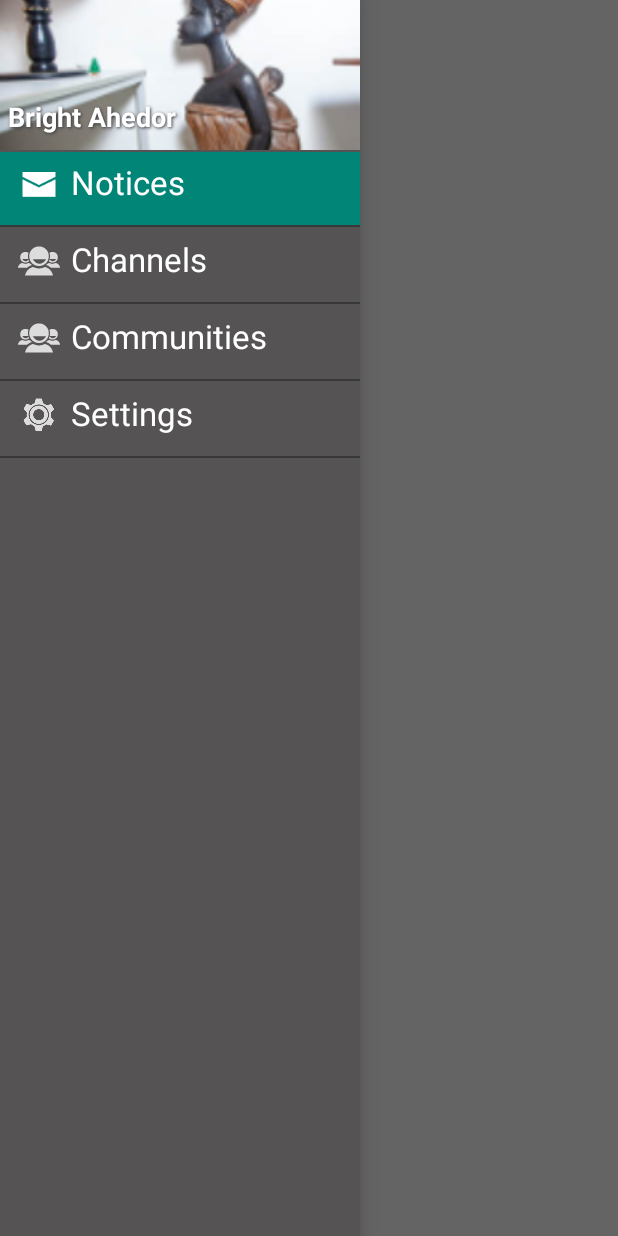
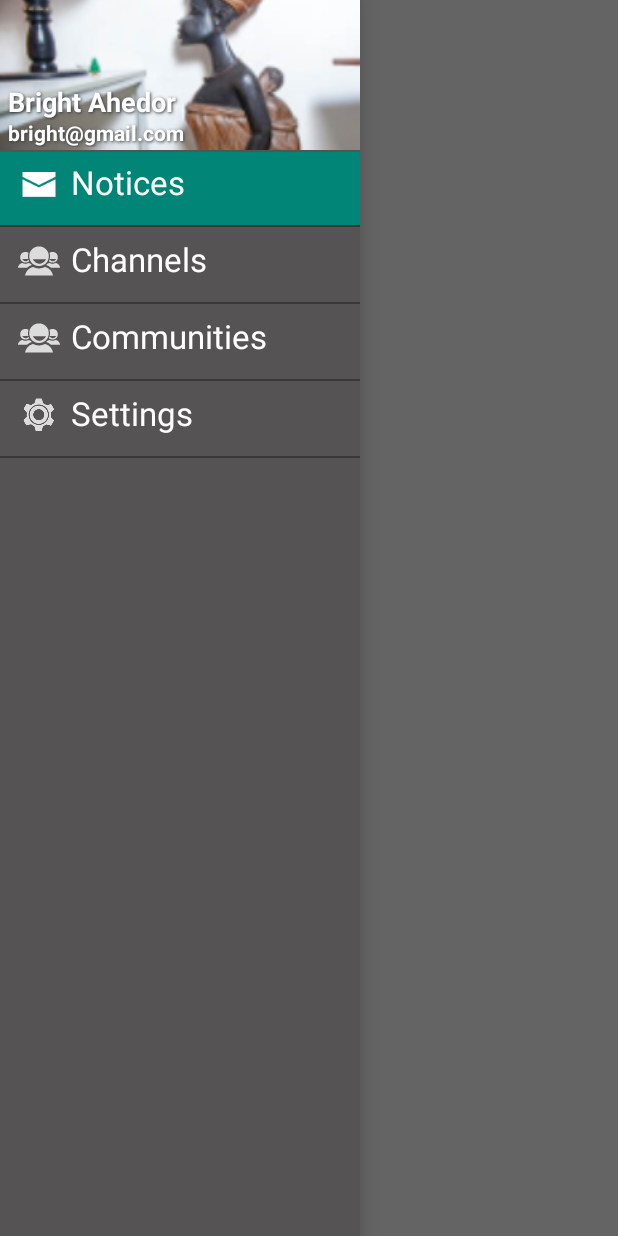
Before and after one commit to jessejohnson/flippy, an Android app: the CommunityCenterActivity screen opened directly, with no data from a screen before it, with the side drawer open, on a phone screen of 412 x 824 dp. Run offline under Robolectric (Android 15) with nearby library versions, the phone set to English and light mode, and no system bars; 7 statements that could not run were skipped.

```diff
--- a/Flippy/app/src/main/java/com/jojo/flippy/adapter/CustomDrawer.java
+++ b/Flippy/app/src/main/java/com/jojo/flippy/adapter/CustomDrawer.java
@@ -57,6 +57,7 @@ public class CustomDrawer extends ArrayAdapter<DrawerItem> {
             drawerHolder.user_frame = (FrameLayout)view.findViewById(R.id.user_frame);
 
             drawerHolder.userImage = (ImageView) view.findViewById(R.id.user_pic);
+            drawerHolder.userEmail = (TextView) view.findViewById(R.id.text_user_email);
             drawerHolder.userName = (TextView)view.findViewById(R.id.text_user_name);
 
 
@@ -73,6 +74,7 @@ public class CustomDrawer extends ArrayAdapter<DrawerItem> {
             drawerHolder.itemLayout.setVisibility(View.GONE);
             drawerHolder.accountLayout.setVisibility(LinearLayout.VISIBLE);
             drawerHolder.userName.setText("Bright Ahedor");
+            drawerHolder.userEmail.setText("bright@gmail.com");
             drawerHolder.userImage.setImageResource(R.drawable.test);
         }else {
             //destroy all the other views if not in the item with the zeroth index
@@ -80,6 +82,7 @@ public class CustomDrawer extends ArrayAdapter<DrawerItem> {
             drawerHolder.userImage.setVisibility(View.GONE);
             drawerHolder.accountLayout.setVisibility(View.GONE);
             drawerHolder.userName.setVisibility(View.GONE);
+            drawerHolder.userEmail.setVisibility(view.GONE);
             //make visible the other layout and items
             drawerHolder.itemLayout.setVisibility(LinearLayout.VISIBLE);
             //Setting the parameters of the items in the view
@@ -92,10 +95,9 @@ public class CustomDrawer extends ArrayAdapter<DrawerItem> {
     }
 
     private static class DrawerItemHolder {
-        TextView ItemName;
+        TextView ItemName,userName,userEmail;
         ImageView icon;
         ImageView userImage;
-        TextView userName;
         LinearLayout itemLayout,accountLayout;
         FrameLayout user_frame;
     }
--- a/Flippy/app/src/main/res/layout/custom_drawer_item.xml
+++ b/Flippy/app/src/main/res/layout/custom_drawer_item.xml
@@ -31,9 +31,25 @@
                 android:shadowDy="1"
                 android:shadowRadius="2"
                 android:paddingLeft="@dimen/margin_five"
-                android:paddingBottom="@dimen/margin_ten"
+                android:layout_marginBottom="@dimen/margin_twenty"
                 android:text="@string/app_name"
                 android:textAppearance="?android:attr/textAppearanceMedium"
+                android:textColor="@color/flippy_white"
+                android:textStyle="bold" />
+            <TextView
+                android:id="@+id/text_user_email"
+                android:layout_width="match_parent"
+                android:layout_height="wrap_content"
+                android:layout_gravity="bottom"
+                android:gravity="bottom"
+                android:shadowColor="@color/flippy_dark_header"
+                android:shadowDx="1"
+                android:shadowDy="1"
+                android:shadowRadius="2"
+                android:paddingLeft="@dimen/margin_five"
+                android:layout_marginBottom="@dimen/margin_two"
+                android:text="@string/app_name"
+                android:textAppearance="?android:attr/textAppearanceSmall"
                 android:textColor="@color/flippy_white"
                 android:textStyle="bold" />
         </FrameLayout>
```
Also changed, not shown: Flippy/app/src/main/res/layout/activity_account_profile.xml (+22 -4 lines).
